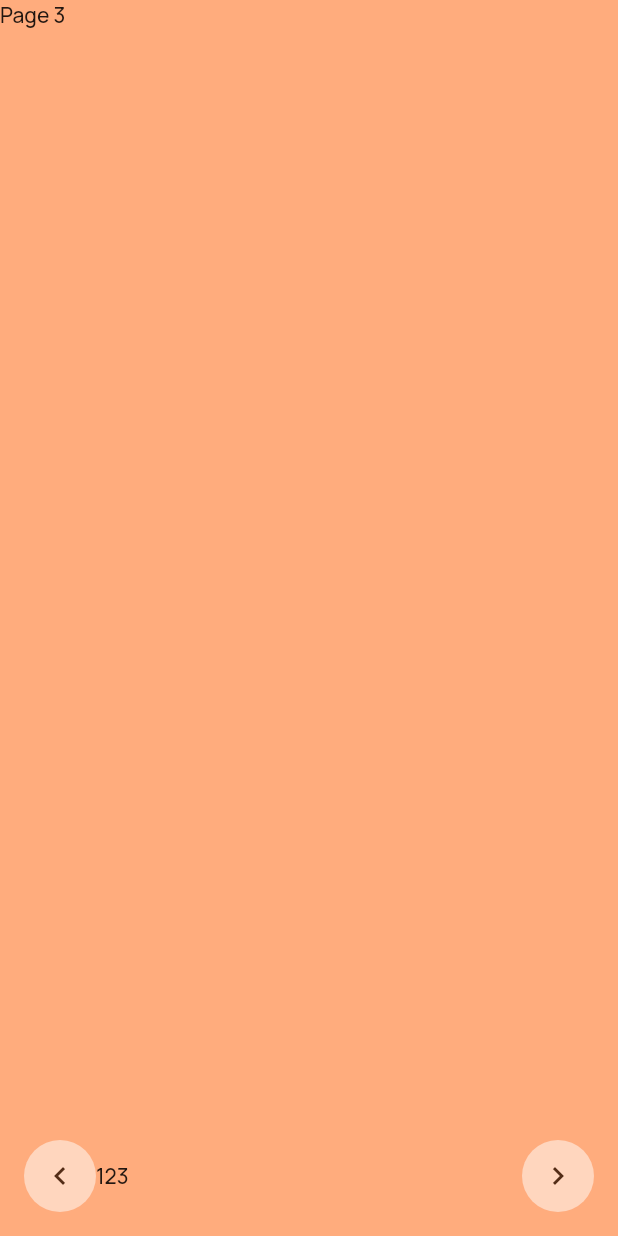
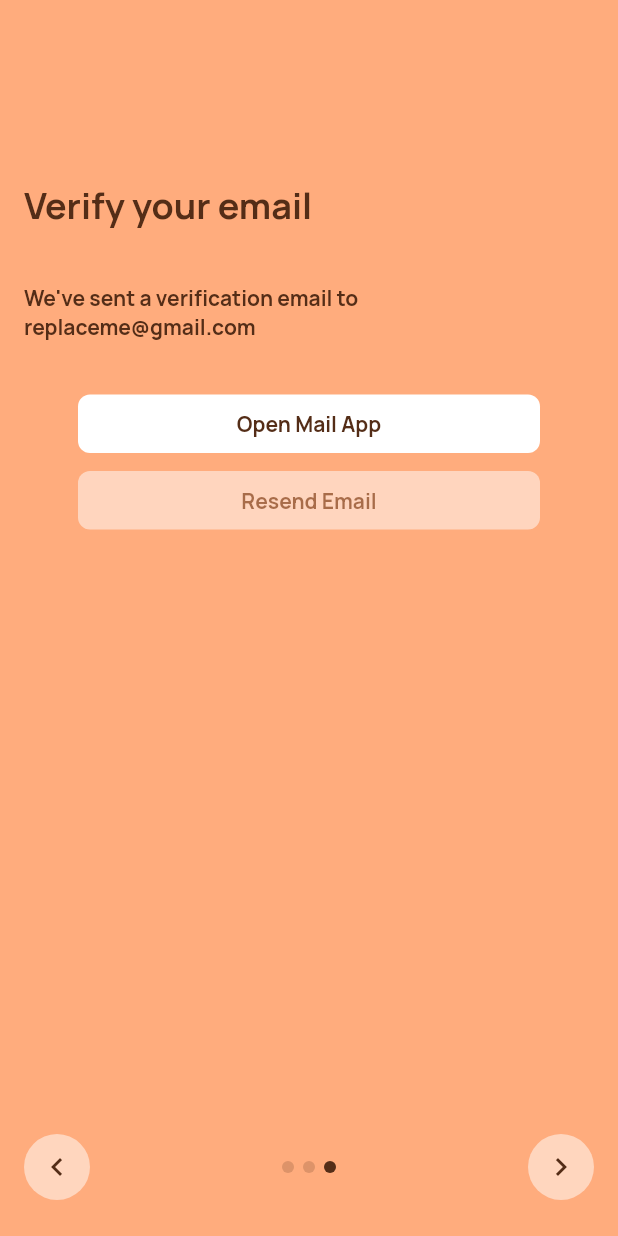
Before and after one commit to ChromiumIV/aholic, a Flutter app: the RegisterPage screen opened by its route, swiped to page 3, on a phone screen of 412 x 824 dp. Run offline on Flutter 3.47's test engine with Material 2 defaults, Android fonts, the phone set to English and light mode, and no system bars; our stand-ins replace auto_route, easy_localization, hooks_riverpod, yaml.

Commit message:
feat: implement register page

```diff
--- a/assets/translations/en.yaml
+++ b/assets/translations/en.yaml
@@ -6,7 +6,7 @@ title:
   register_verify_email: Verify your email
 message:
   splash: Next-Gen Life Organizer
-  register_password: We'll use the password to encrypt your keys. Please keep it safe and secure.
+  register_password: We'll use your password to encrypt your keys. Please keep it safe and secure.
   register_verify_email: We've sent a verification email to {email}
 label:
   email: Email
--- /dev/null
+++ b/lib/presentation/behaviors/non_glowing_scroll_behavior.dart
@@ -0,0 +1,9 @@
+import 'package:flutter/material.dart';
+
+class NonGlowingScrollBehavior extends ScrollBehavior {
+  @override
+  Widget buildOverscrollIndicator(
+      BuildContext context, Widget child, ScrollableDetails details) {
+    return child;
+  }
+}
--- a/lib/presentation/pages/register_page.dart
+++ b/lib/presentation/pages/register_page.dart
@@ -1,10 +1,13 @@
+import 'package:aholic/presentation/behaviors/non_glowing_scroll_behavior.dart';
 import 'package:easy_localization/easy_localization.dart';
 import 'package:flutter/material.dart';
 import 'package:hooks_riverpod/hooks_riverpod.dart';
 
 import '../../providers.dart';
 import '../../theme/ahl_colors.dart';
+import '../../widgets/ahl_button.dart';
 import '../../widgets/ahl_icon_button.dart';
+import '../../widgets/ahl_page_indicator.dart';
 import '../../widgets/ahl_text_field.dart';
 import '../router/app_router.dart';
 
@@ -17,6 +20,8 @@ class RegisterPage extends ConsumerStatefulWidget {
 
 class _RegisterPageState extends ConsumerState<RegisterPage> {
   final _pageController = PageController();
+
+  int _currentPage = 0;
 
   @override
   Widget build(BuildContext context) {
@@ -31,35 +36,56 @@ class _RegisterPageState extends ConsumerState<RegisterPage> {
               child: Column(
                 children: [
                   Expanded(
+                    child: ScrollConfiguration(
+                      behavior: NonGlowingScrollBehavior(),
                       child: PageView(
                         controller: _pageController,
                         physics: const NeverScrollableScrollPhysics(),
+                        onPageChanged: (page) {
+                          setState(() {
+                            _currentPage = page;
+                          });
+                        },
                         children: [
                           _buildEmailPage(),
-                        Text('Page 2'),
-                        Text('Page 3'),
+                          _buildPasswordPage(),
+                          _buildVerifyEmailPage(),
                         ],
                       ),
                     ),
+                  ),
                   Padding(
-                    padding: const EdgeInsets.all(16),
+                    padding: const EdgeInsets.fromLTRB(16, 16, 16, 24),
                     child: Row(
                       children: [
                         AhlIconButton(
                           icon: Icons.chevron_left,
                           fillColor: Colors.white.withOpacity(0.5),
                           iconColor: AhlColors.darkOrange,
+                          hoverIconColor: Colors.white,
                           onTap: () {
                             _pageController.previousPage(
                                 duration: const Duration(milliseconds: 200),
                                 curve: Curves.easeInOut);
                           },
                         ),
-                        Expanded(child: Text('123')),
+                        Expanded(
+                          child: Align(
+                            alignment: Alignment.center,
+                            child: AhlPageIndicator(
+                              currentItem: _currentPage,
+                              itemCount: 3,
+                              activeColor: AhlColors.darkOrange,
+                              inactiveColor:
+                                  AhlColors.darkOrange.withOpacity(0.2),
+                            ),
+                          ),
+                        ),
                         AhlIconButton(
                           icon: Icons.chevron_right,
                           fillColor: Colors.white.withOpacity(0.5),
                           iconColor: AhlColors.darkOrange,
+                          hoverIconColor: Colors.white,
                           onTap: () {
                             _pageController.nextPage(
                                 duration: const Duration(milliseconds: 200),
@@ -105,4 +131,99 @@ class _RegisterPageState extends ConsumerState<RegisterPage> {
       ),
     );
   }
+
+  Widget _buildPasswordPage() {
+    return Padding(
+      padding: const EdgeInsets.symmetric(horizontal: 16),
+      child: Column(
+        children: [
+          Padding(
+            padding: const EdgeInsets.only(top: 120, bottom: 36),
+            child: Align(
+              alignment: Alignment.centerLeft,
+              child: Text(
+                'title.register_password'.tr(),
+                style: Theme.of(context).textTheme.headline1?.copyWith(
+                      color: AhlColors.darkOrange,
+                    ),
+              ),
+            ),
+          ),
+          Padding(
+            padding: const EdgeInsets.only(bottom: 24),
+            child: Align(
+              alignment: Alignment.centerLeft,
+              child: Text(
+                'message.register_password'.tr(),
+                style: Theme.of(context)
+                    .textTheme
+                    .bodyText1
+                    ?.copyWith(color: AhlColors.darkOrange),
+              ),
+            ),
+          ),
+          AhlTextField(
+            hintText: 'label.password'.tr(),
+            obscureText: true,
+            fillColor: Colors.white.withOpacity(0.5),
+            textColor: AhlColors.darkOrange,
+            hintColor: AhlColors.darkOrange.withOpacity(0.5),
+          ),
+        ],
+      ),
+    );
   }
+
+  Widget _buildVerifyEmailPage() {
+    return Padding(
+      padding: const EdgeInsets.symmetric(horizontal: 16),
+      child: Column(
+        children: [
+          Padding(
+            padding: const EdgeInsets.only(top: 120, bottom: 36),
+            child: Align(
+              alignment: Alignment.centerLeft,
+              child: Text(
+                'title.register_verify_email'.tr(),
+                style: Theme.of(context).textTheme.headline1?.copyWith(
+                      color: AhlColors.darkOrange,
+                    ),
+              ),
+            ),
+          ),
+          Padding(
+            padding: const EdgeInsets.only(bottom: 36),
+            child: Align(
+              alignment: Alignment.centerLeft,
+              child: Text(
+                'message.register_verify_email'
+                    .tr(namedArgs: {'email': 'replaceme@gmail.com'}),
+                style: Theme.of(context)
+                    .textTheme
+                    .bodyText1
+                    ?.copyWith(color: AhlColors.darkOrange),
+              ),
+            ),
+          ),
+          Padding(
+            padding: const EdgeInsets.symmetric(horizontal: 36),
+            child: AhlButton(
+              text: 'label.open_mail_app'.tr(),
+              fillColor: Colors.white,
+              textColor: AhlColors.darkOrange,
+            ),
+          ),
+          Padding(
+            padding: const EdgeInsets.symmetric(horizontal: 36),
+            child: AhlButton(
+              text: 'label.resend_email'.tr(),
+              fillColor: Colors.white,
+              textColor: AhlColors.darkOrange,
+              isEnabled: false,
+            ),
+          ),
+        ],
+      ),
+    );
+  }
+}
--- a/lib/theme/ahl_colors.dart
+++ b/lib/theme/ahl_colors.dart
@@ -7,6 +7,8 @@ class AhlColors {
   static const Color primary40 = Color(0xFFBBC9DF);
   static const Color primary20 = Color(0xFFECF1FA);
   static const Color primary10 = Color(0xFFF6F9FD);
+
+  static const Color primaryA20 = Color(0x330E2241);
 
   static const Color yellow = Color(0xFFFDD548);
   static const Color orange = Color(0xFFFFAC7D);
--- /dev/null
+++ b/lib/widgets/ahl_button.dart
@@ -0,0 +1,82 @@
+import 'package:flutter/material.dart';
+
+import '../theme/ahl_colors.dart';
+
+class AhlButton extends StatefulWidget {
+  const AhlButton({
+    Key? key,
+    required this.text,
+    this.onTap,
+    this.fillColor = AhlColors.primary,
+    this.textColor = Colors.white,
+    this.hoverColor,
+    this.isEnabled = true,
+    this.padding = const EdgeInsets.only(bottom: 12),
+  }) : super(key: key);
+
+  final String text;
+  final Function()? onTap;
+  final Color fillColor;
+  final Color textColor;
+  final Color? hoverColor;
+  final bool isEnabled;
+  final EdgeInsets padding;
+
+  @override
+  State<AhlButton> createState() => _AhlButtonState();
+}
+
+class _AhlButtonState extends State<AhlButton> {
+  bool _isPressed = false;
+
+  @override
+  Widget build(BuildContext context) {
+    return Padding(
+      padding: widget.padding,
+      child: GestureDetector(
+        onLongPressDown: (_) =>
+            widget.isEnabled ? setState(() => _isPressed = true) : null,
+        onLongPressUp: () =>
+            widget.isEnabled ? setState(() => _isPressed = false) : null,
+        onLongPressCancel: () =>
+            widget.isEnabled ? setState(() => _isPressed = false) : null,
+        child: Row(
+          children: [
+            Expanded(
+              child: Opacity(
+                opacity: widget.isEnabled ? 1 : 0.5,
+                child: AnimatedContainer(
+                  duration: const Duration(milliseconds: 100),
+                  decoration: BoxDecoration(
+                    borderRadius: BorderRadius.circular(8),
+                    border: Border.all(
+                      color: _isPressed ? widget.fillColor : Colors.transparent,
+                      width: 2,
+                    ),
+                    color: _isPressed
+                        ? (widget.hoverColor ?? widget.textColor)
+                        : widget.fillColor,
+                  ),
+                  padding:
+                      const EdgeInsets.symmetric(vertical: 8, horizontal: 16),
+                  child: Align(
+                    alignment: Alignment.center,
+                    child: Text(
+                      widget.text,
+                      style: Theme.of(context).textTheme.bodyText1?.copyWith(
+                            fontWeight: FontWeight.w700,
+                            color: _isPressed
+                                ? widget.fillColor
+                                : widget.textColor,
+                          ),
+                    ),
+                  ),
+                ),
+              ),
+            ),
+          ],
+        ),
+      ),
+    );
+  }
+}
--- a/lib/widgets/ahl_icon_button.dart
+++ b/lib/widgets/ahl_icon_button.dart
@@ -7,13 +7,17 @@ class AhlIconButton extends StatefulWidget {
     required this.icon,
     this.fillColor = AhlColors.primary,
     this.iconColor = Colors.white,
+    this.hoverIconColor,
     this.onTap,
+    this.isEnabled = true,
   }) : super(key: key);
 
   final IconData icon;
   final Color fillColor;
   final Color iconColor;
+  final Color? hoverIconColor;
   final Function()? onTap;
+  final bool isEnabled;
 
   @override
   State<AhlIconButton> createState() => _AhlIconButtonState();
@@ -25,30 +29,31 @@ class _AhlIconButtonState extends State<AhlIconButton> {
   @override
   Widget build(BuildContext context) {
     return GestureDetector(
-      onLongPressDown: (_) => {
-        setState(() => {_isPressed = true})
-      },
-      onLongPressUp: () => {
-        setState(() => {_isPressed = false})
-      },
-      onLongPressCancel: () => {
-        setState(() => {_isPressed = false})
-      },
+      onLongPressDown: (_) =>
+          widget.isEnabled ? setState(() => {_isPressed = true}) : null,
+      onLongPressUp: () =>
+          widget.isEnabled ? setState(() => {_isPressed = false}) : null,
+      onLongPressCancel: () =>
+          widget.isEnabled ? setState(() => {_isPressed = false}) : null,
       onTap: widget.onTap,
       child: AnimatedContainer(
-        duration: const Duration(milliseconds: 50),
-        padding: const EdgeInsets.all(12),
+        duration: const Duration(milliseconds: 100),
+        padding: const EdgeInsets.all(8),
         decoration: BoxDecoration(
           borderRadius: const BorderRadius.all(Radius.circular(36)),
           color: _isPressed ? widget.iconColor : widget.fillColor,
-          // border: Border.all(
-          //   color: widget.fillColor,
-          //   width: 2,
-          // ),
+          border: Border.all(
+            color: _isPressed
+                ? widget.hoverIconColor ?? widget.fillColor
+                : Colors.transparent,
+            width: 2,
+          ),
         ),
         child: Icon(
           widget.icon,
-          color: _isPressed ? widget.fillColor : widget.iconColor,
+          color: _isPressed
+              ? widget.hoverIconColor ?? widget.fillColor
+              : widget.iconColor,
         ),
       ),
     );
--- /dev/null
+++ b/lib/widgets/ahl_page_indicator.dart
@@ -0,0 +1,42 @@
+import 'package:flutter/material.dart';
+
+import '../theme/ahl_colors.dart';
+
+class AhlPageIndicator extends StatelessWidget {
+  const AhlPageIndicator({
+    Key? key,
+    required this.itemCount,
+    this.currentItem = 0,
+    this.activeColor = AhlColors.primary,
+    this.inactiveColor = AhlColors.primaryA20,
+  }) : super(key: key);
+
+  final int itemCount;
+  final int currentItem;
+  final Color activeColor;
+  final Color inactiveColor;
+
+  @override
+  Widget build(BuildContext context) {
+    return SizedBox(
+      height: 8,
+      child: ListView.builder(
+        itemCount: itemCount,
+        scrollDirection: Axis.horizontal,
+        shrinkWrap: true,
+        itemBuilder: (_, index) => Padding(
+          padding: const EdgeInsets.symmetric(horizontal: 3),
+          child: AnimatedContainer(
+            duration: const Duration(milliseconds: 200),
+            width: 8,
+            height: 8,
+            decoration: BoxDecoration(
+              borderRadius: BorderRadius.circular(4),
+              color: currentItem == index ? activeColor : inactiveColor,
+            ),
+          ),
+        ),
+      ),
+    );
+  }
+}
--- a/lib/widgets/ahl_text_field.dart
+++ b/lib/widgets/ahl_text_field.dart
@@ -76,7 +76,8 @@ class _AhlTextFieldState extends State<AhlTextField> {
               color: widget.fillColor,
               borderRadius: const BorderRadius.all(Radius.circular(8)),
               border: Border.all(
-                color: _isFocused ? widget.textColor : widget.fillColor,
+                color: _isFocused ? widget.textColor : Colors.transparent,
+                width: 2,
               ),
             ),
             child: Padding(
--- a/lib/widgets/app_widget.dart
+++ b/lib/widgets/app_widget.dart
@@ -33,13 +33,15 @@ class _AppWidgetState extends ConsumerState<AppWidget> {
         // highlightColor: Colors.transparent,
         textTheme: const TextTheme(
           headline1: TextStyle(
-              fontSize: 24.0,
-              fontWeight: FontWeight.w700,
-              color: AhlColors.primary),
+            fontSize: 24.0,
+            fontWeight: FontWeight.w700,
+            color: AhlColors.primary,
+          ),
           bodyText1: TextStyle(
-              fontSize: 14.0,
-              fontWeight: FontWeight.w500,
-              color: AhlColors.primary),
+            fontSize: 14.0,
+            fontWeight: FontWeight.w700,
+            color: AhlColors.primary,
+          ),
         ),
       ),
       routerDelegate: appRouter.delegate(
```
Lines whose indentation alone changed are shown as unchanged.
